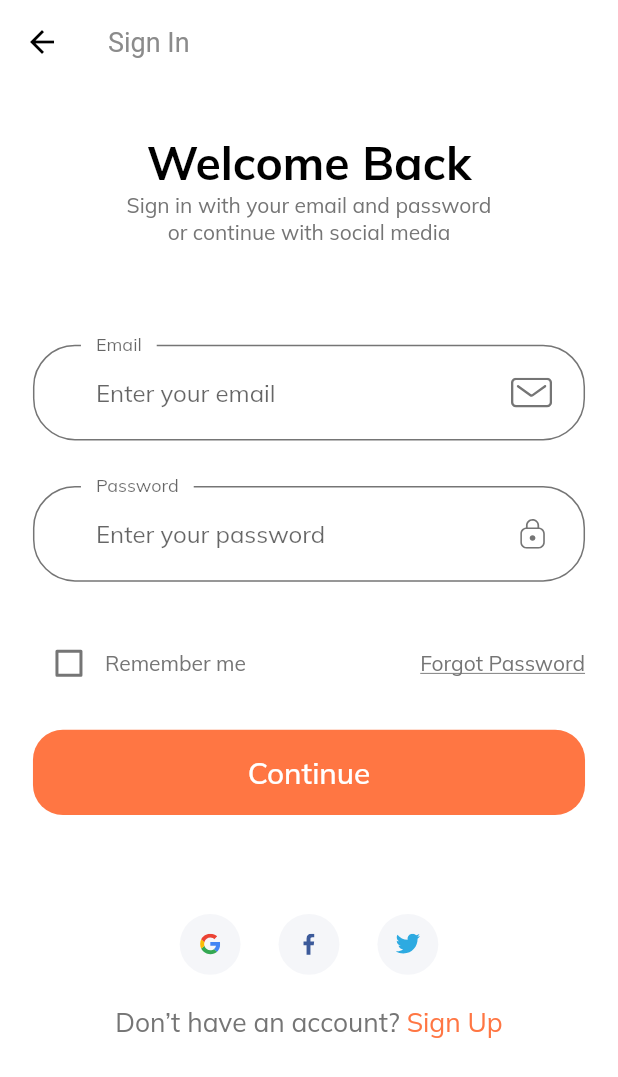
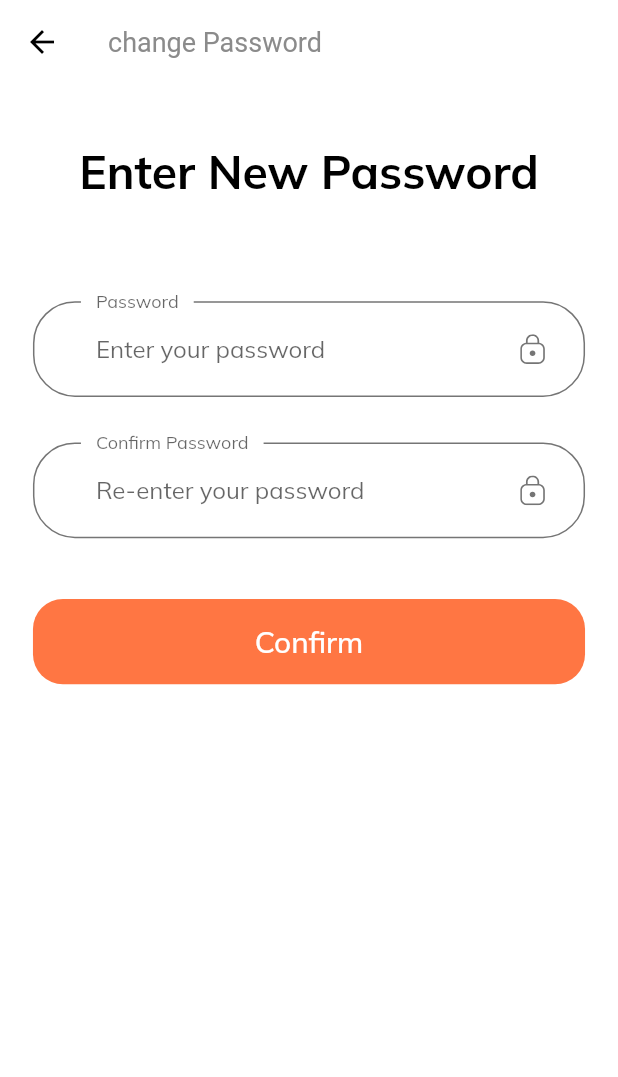
Before and after one commit to wissalChebb/Modern-house-Flutter, a Flutter app: the screen it shows after launch, after a tap on "Continue", on a phone screen of 412 x 824 dp. Shown: the top 1077 px of the screen. Run offline on Flutter 3.47's test engine with Material 2 defaults, Android fonts, the phone set to English and light mode, and no system bars; our stand-ins replace flutter_svg; network calls fail.

Commit message:
change password

```diff
--- a/lib/routes.dart
+++ b/lib/routes.dart
@@ -1,5 +1,6 @@
 import 'package:flutter/widgets.dart';
 import 'package:pim/screens/cart/cart_screen.dart';
+import 'package:pim/screens/change_password/change_password.dart';
 import 'package:pim/screens/complete_profile/complete_profile_screen.dart';
 import 'package:pim/screens/details/details_screen.dart';
 import 'package:pim/screens/forgot_password/forgot_password_screen.dart';
@@ -21,7 +22,7 @@ final Map<String, WidgetBuilder> routes = {
   LoginSuccessScreen.routeName: (context) => LoginSuccessScreen(),
   SignUpScreen.routeName: (context) => SignUpScreen(),
   CompleteProfileScreen.routeName: (context) => CompleteProfileScreen(),
-
+  ChangePassword.routeName: (context) => ChangePassword(),
   HomeScreen.routeName: (context) => HomeScreen(),
   DetailsScreen.routeName: (context) => DetailsScreen(),
   CartScreen.routeName: (context) => CartScreen(),
--- /dev/null
+++ b/lib/screens/change_password/change_password.dart
@@ -0,0 +1,16 @@
+import 'package:flutter/material.dart';
+
+import 'components/body.dart';
+
+class ChangePassword extends StatelessWidget {
+  static String routeName = "/ChangePassword";
+  @override
+  Widget build(BuildContext context) {
+    return Scaffold(
+      appBar: AppBar(
+        title: Text("change Password"),
+      ),
+      body: Body(),
+    );
+  }
+}
--- /dev/null
+++ b/lib/screens/change_password/components/body.dart
@@ -0,0 +1,34 @@
+import 'package:flutter/material.dart';
+import 'package:pim/components/socal_card.dart';
+import 'package:pim/constants.dart';
+import 'package:pim/screens/change_password/components/change_password_form.dart';
+import 'package:pim/size_config.dart';
+
+class Body extends StatelessWidget {
+  @override
+  Widget build(BuildContext context) {
+    return SafeArea(
+      child: SizedBox(
+        width: double.infinity,
+        child: Padding(
+          padding:
+              EdgeInsets.symmetric(horizontal: getProportionateScreenWidth(20)),
+          child: SingleChildScrollView(
+            child: Column(
+              children: [
+                SizedBox(height: SizeConfig.screenHeight * 0.04), // 4%
+                Text("Enter New Password", style: headingStyle),
+
+                SizedBox(height: SizeConfig.screenHeight * 0.08),
+                ChangePasswordForm(),
+                SizedBox(height: SizeConfig.screenHeight * 0.08),
+
+                SizedBox(height: getProportionateScreenHeight(20)),
+              ],
+            ),
+          ),
+        ),
+      ),
+    );
+  }
+}
--- /dev/null
+++ b/lib/screens/change_password/components/change_password_form.dart
@@ -0,0 +1,131 @@
+import 'package:flutter/material.dart';
+import 'package:pim/components/custom_surfix_icon.dart';
+import 'package:pim/components/default_button.dart';
+import 'package:pim/components/form_error.dart';
+import 'package:pim/screens/complete_profile/complete_profile_screen.dart';
+import 'package:http/http.dart' as http;
+import 'package:pim/screens/home/home_screen.dart';
+import 'package:pim/screens/sign_in/sign_in_screen.dart';
+import 'dart:convert';
+import 'dart:async';
+import '../../../constants.dart';
+import '../../../size_config.dart';
+
+class ChangePasswordForm extends StatefulWidget {
+  @override
+  _ChangePasswordFormState createState() => _ChangePasswordFormState();
+}
+
+class _ChangePasswordFormState extends State<ChangePasswordForm> {
+  final _formKey = GlobalKey<FormState>();
+
+  String? password;
+  String? conform_password;
+  bool remember = false;
+  final List<String?> errors = [];
+
+  void addError({String? error}) {
+    if (!errors.contains(error))
+      setState(() {
+        errors.add(error);
+      });
+  }
+
+  void removeError({String? error}) {
+    if (errors.contains(error))
+      setState(() {
+        errors.remove(error);
+      });
+  }
+
+  @override
+  Widget build(BuildContext context) {
+    return Form(
+      key: _formKey,
+      child: Column(
+        children: [
+          buildPasswordFormField(),
+          SizedBox(height: getProportionateScreenHeight(30)),
+          buildConformPassFormField(),
+          FormError(errors: errors),
+          SizedBox(height: getProportionateScreenHeight(40)),
+          DefaultButton(
+            text: "Confirm",
+            press: () {
+              if (_formKey.currentState!.validate()) {
+                _formKey.currentState!.save();
+                //navigation
+              }
+            },
+          ),
+        ],
+      ),
+    );
+  }
+
+  TextFormField buildConformPassFormField() {
+    return TextFormField(
+      obscureText: true,
+      onSaved: (newValue) => conform_password = newValue,
+      onChanged: (value) {
+        if (value.isNotEmpty) {
+          removeError(error: kPassNullError);
+        } else if (value.isNotEmpty && password == conform_password) {
+          removeError(error: kMatchPassError);
+        }
+        conform_password = value;
+      },
+      validator: (value) {
+        if (value!.isEmpty) {
+          addError(error: kPassNullError);
+          return "";
+        } else if ((password != value)) {
+          addError(error: kMatchPassError);
+          return "";
+        }
+        return null;
+      },
+      decoration: InputDecoration(
+        labelText: "Confirm Password",
+        hintText: "Re-enter your password",
+        // If  you are using latest version of flutter then lable text and hint text shown like this
+        // if you r using flutter less then 1.20.* then maybe this is not working properly
+        floatingLabelBehavior: FloatingLabelBehavior.always,
+        suffixIcon: CustomSurffixIcon(svgIcon: "assets/icons/Lock.svg"),
+      ),
+    );
+  }
+
+  TextFormField buildPasswordFormField() {
+    return TextFormField(
+      obscureText: true,
+      onSaved: (newValue) => password = newValue,
+      onChanged: (value) {
+        if (value.isNotEmpty) {
+          removeError(error: kPassNullError);
+        } else if (value.length >= 8) {
+          removeError(error: kShortPassError);
+        }
+        password = value;
+      },
+      validator: (value) {
+        if (value!.isEmpty) {
+          addError(error: kPassNullError);
+          return "";
+        } else if (value.length < 8) {
+          addError(error: kShortPassError);
+          return "";
+        }
+        return null;
+      },
+      decoration: InputDecoration(
+        labelText: "Password",
+        hintText: "Enter your password",
+        // If  you are using latest version of flutter then lable text and hint text shown like this
+        // if you r using flutter less then 1.20.* then maybe this is not working properly
+        floatingLabelBehavior: FloatingLabelBehavior.always,
+        suffixIcon: CustomSurffixIcon(svgIcon: "assets/icons/Lock.svg"),
+      ),
+    );
+  }
+}
--- a/lib/screens/splash/components/body.dart
+++ b/lib/screens/splash/components/body.dart
@@ -1,5 +1,6 @@
 import 'package:flutter/material.dart';
 import 'package:pim/constants.dart';
+import 'package:pim/screens/change_password/change_password.dart';
 import 'package:pim/screens/sign_in/sign_in_screen.dart';
 import 'package:pim/size_config.dart';
 
@@ -70,7 +71,7 @@ class _BodyState extends State<Body> {
                     DefaultButton(
                       text: "Continue",
                       press: () {
-                        Navigator.pushNamed(context, SignInScreen.routeName);
+                        Navigator.pushNamed(context, ChangePassword.routeName);
                       },
                     ),
                     Spacer(),
```
Also changed, not shown: lib/screens/otp/components/body.dart (+6 -10 lines).
